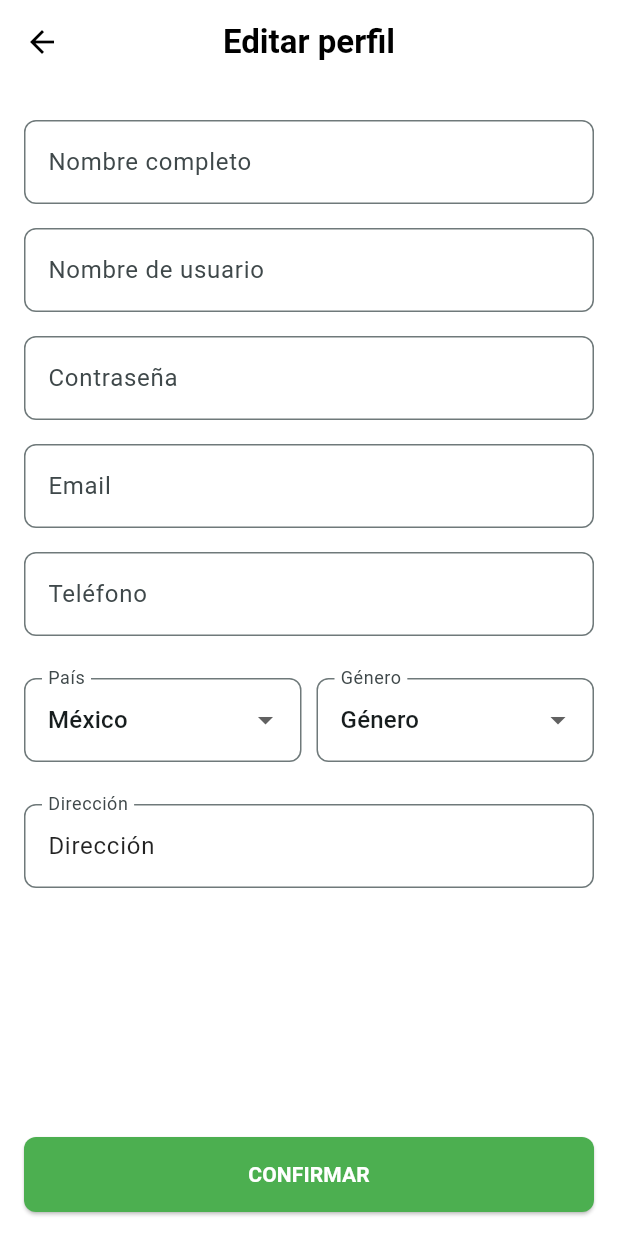
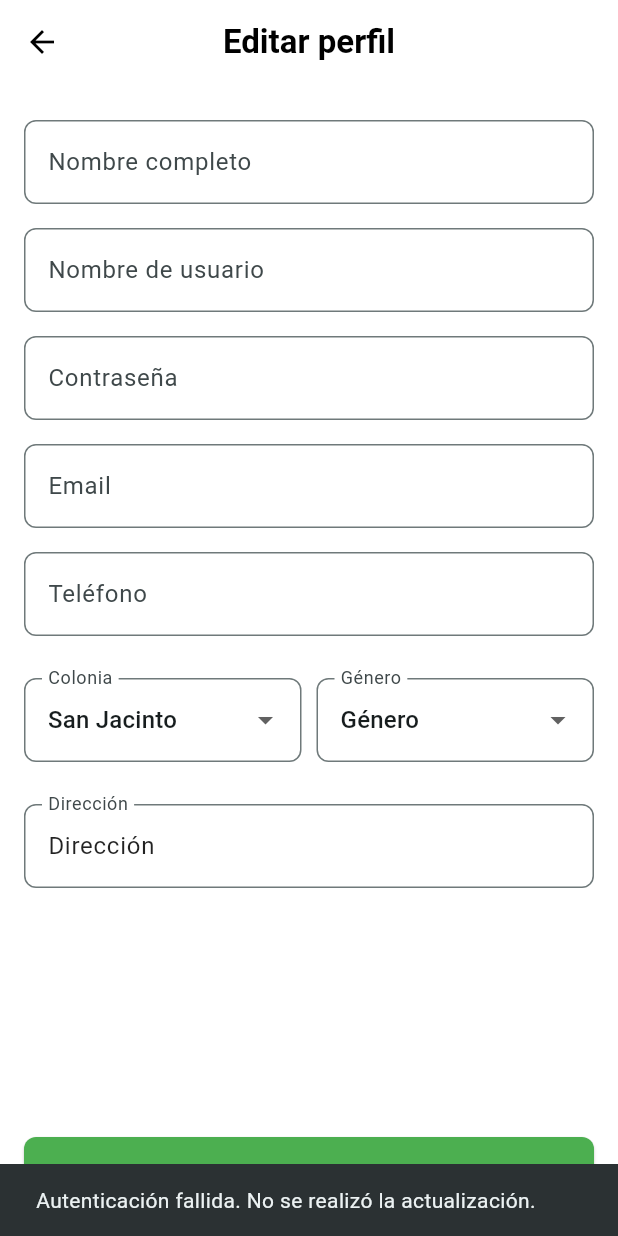
Before and after one commit to cristianrm13/GladBox_app, a Flutter app: the EditarPerfil screen opened directly, after a tap on "CONFIRMAR", on a phone screen of 412 x 824 dp. Run offline on Flutter 3.47's test engine with Material 3 defaults, Android fonts, the light colour scheme and no system bars; our stand-ins replace connectivity_plus, flutter_tts, geolocator, google_generative_ai, image_picker, local_auth and 4 more; missing offline and left inert: mobile_scanner; accounts and stored records are empty; network calls fail.

Commit message:
UPDATE MFA

```diff
--- a/lib/screen/editar_perfil.dart
+++ b/lib/screen/editar_perfil.dart
@@ -1,6 +1,8 @@
 import 'dart:convert';
 import 'package:flutter/material.dart';
 import 'package:http/http.dart' as http;
+import 'package:local_auth/local_auth.dart';
+import 'package:flutter/services.dart';
 
 class EditarPerfil extends StatefulWidget {
   const EditarPerfil({super.key});
@@ -17,11 +19,10 @@
   final TextEditingController telefonoController = TextEditingController();
   final TextEditingController direccionController = TextEditingController(text: 'Dirección');
 
-  String paisSeleccionado = 'México';
+  String paisSeleccionado = 'San Jacinto';
   String generoSeleccionado = 'Género';
-
-  // ID del usuario (deberás obtener este valor dinámicamente)
-  final String userId = "671ae6cdaf93fdd4ffd34894"; // Asegúrate de pasar el ID del usuario correcto aquí
+  final String userId = "671ae6cdaf93fdd4ffd34894"; // ID del usuario
+  final LocalAuthentication auth = LocalAuthentication();
 
   Future<void> actualizarUsuario() async {
     final url = Uri.parse('http://192.168.1.105:3000/api/v1/usuarios/$userId');
@@ -43,9 +44,33 @@
       _showUpdateSuccessSnackbar(context);
     } else {
       print("Error al actualizar usuario: ${response.body}");
-      // Mostrar error al usuario
       ScaffoldMessenger.of(context).showSnackBar(
         const SnackBar(content: Text('Error al actualizar el perfil')),
+      );
+    }
+  }
+
+  Future<void> _authenticateAndSubmit() async {
+    try {
+      final isAuthenticated = await auth.authenticate(
+        localizedReason: 'Por favor verifica tu identidad con tu huella dactilar',
+        options: const AuthenticationOptions(
+          useErrorDialogs: true,
+          stickyAuth: true,
+        ),
+      );
+
+      if (isAuthenticated) {
+        await actualizarUsuario();
+      } else {
+        ScaffoldMessenger.of(context).showSnackBar(
+          const SnackBar(content: Text('Autenticación fallida. No se realizó la actualización.')),
+        );
+      }
+    } on PlatformException catch (e) {
+      print("Error en autenticación: $e");
+      ScaffoldMessenger.of(context).showSnackBar(
+        const SnackBar(content: Text('Error al intentar autenticarse')),
       );
     }
   }
@@ -83,9 +108,9 @@
                   children: [
                     Expanded(
                       child: _buildDropdownField(
-                        'País',
+                        'Colonia',
                         paisSeleccionado,
-                        ['México', 'Estados Unidos', 'Canadá'],
+                        ['El Capricho', 'San Jacinto', '5 de Mayo', 'Mercado', 'Las pilas', 'El Maluco','Centro', '18 de Marzo', 'Los Manguitos','El Suspiro'],
                         (newValue) {
                           setState(() {
                             paisSeleccionado = newValue!;
@@ -121,7 +146,7 @@
               ],
             ),
             ElevatedButton(
-              onPressed: actualizarUsuario,
+              onPressed: _authenticateAndSubmit, // Cambiado para autenticar y luego actualizar
               style: ElevatedButton.styleFrom(
                 backgroundColor: Colors.green,
                 minimumSize: const Size(double.infinity, 50),
```
Also changed, not shown: 1 other file.
